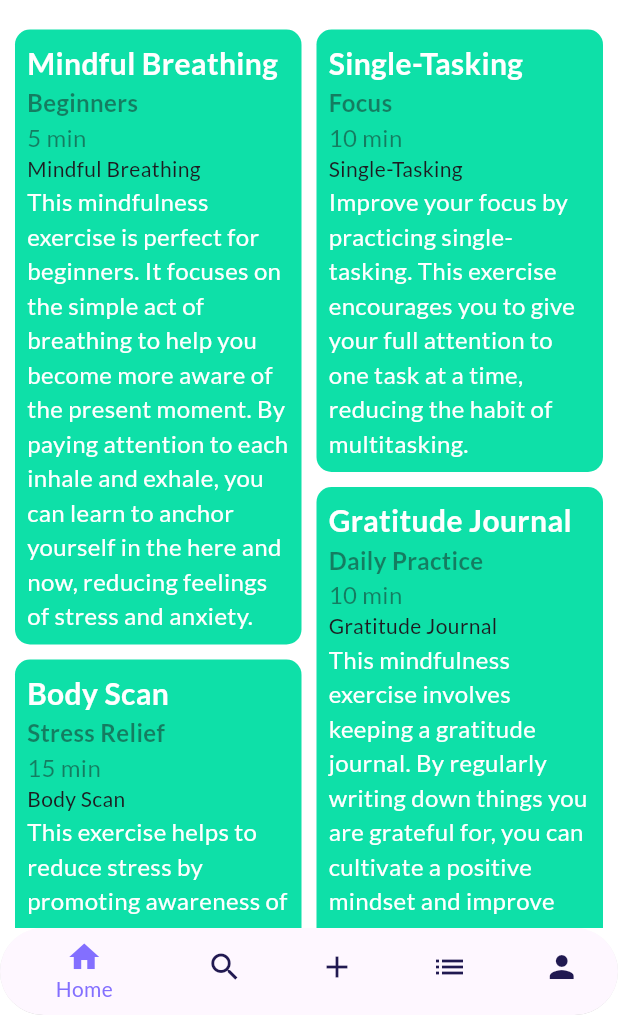
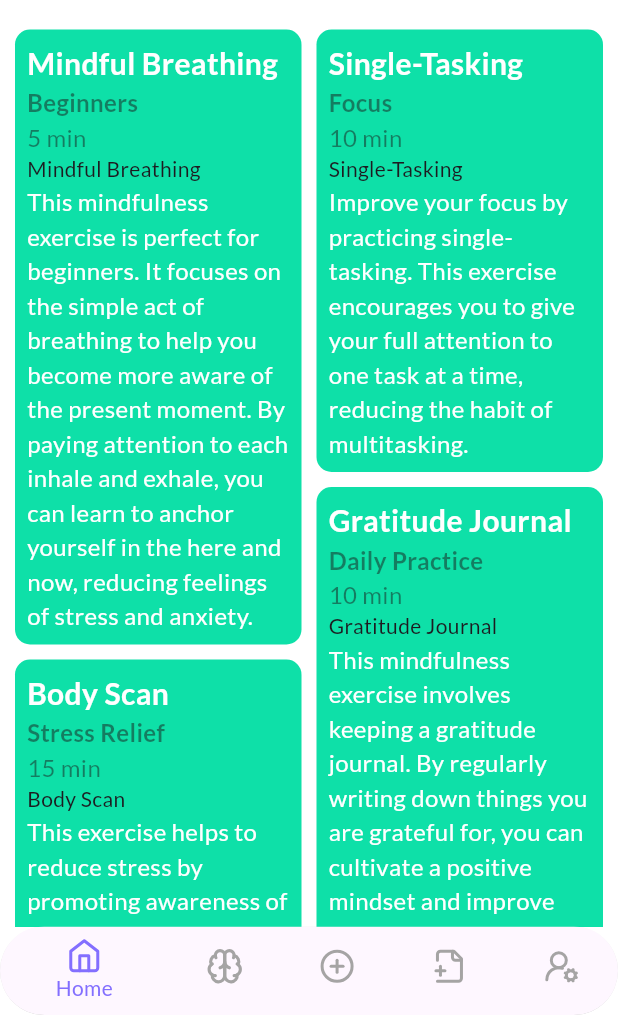
Before and after one commit to HGSChandeepa/Meditate, a Flutter app: the screen it shows after launch, after a tap on "All", after a tap on "Mindfulness", on a phone screen of 412 x 824 dp, the part 221-1236 px from its top. Run offline on Flutter 3.47's test engine with Material 3 defaults, Android fonts, the phone set to English and light mode, and no system bars; our stand-ins replace flutter_svg, go_router, google_fonts, hive, hive_flutter, image_picker and 1 more; accounts and stored records are empty.

Commit message:
Add SVG bottom nav icons

```diff
--- a/lib/main.dart
+++ b/lib/main.dart
@@ -36,12 +36,14 @@ void main() async {
       ],
 
       //initialize Hive
-      child: MyApp(),
+      child: const MyApp(),
     ),
   );
 }
 
 class MyApp extends StatelessWidget {
+  const MyApp({super.key});
+
   @override
   Widget build(BuildContext context) {
     return MaterialApp.router(
--- a/lib/pages/main_screen.dart
+++ b/lib/pages/main_screen.dart
@@ -1,4 +1,5 @@
 import 'package:flutter/material.dart';
+import 'package:flutter_svg/svg.dart';
 import 'package:meditation/pages/main_pages/create_custom_exercise.dart';
 import 'package:meditation/pages/main_pages/home_page.dart';
 import 'package:meditation/pages/main_pages/mindfull_exercise_page.dart';
@@ -15,9 +16,9 @@ class MyApp extends StatelessWidget {
 
   @override
   Widget build(BuildContext context) {
-    return MaterialApp(
+    return const MaterialApp(
       title: 'Flutter Demo',
-      home: const MainScreen(),
+      home: MainScreen(),
     );
   }
 }
@@ -57,25 +58,72 @@ class _MainScreenState extends State<MainScreen> {
         borderRadius: BorderRadius.circular(100),
         child: BottomNavigationBar(
           type: BottomNavigationBarType.shifting,
-          items: const <BottomNavigationBarItem>[
+          items: <BottomNavigationBarItem>[
             BottomNavigationBarItem(
-              icon: Icon(Icons.home),
+              icon: SvgPicture.asset(
+                'assets/icons/home.svg',
+                colorFilter: ColorFilter.mode(
+                  _selectedIndex == 0
+                      ? AppColors.primaryPurple
+                      : AppColors.primaryGrey,
+                  BlendMode.srcIn,
+                ),
+                semanticsLabel: 'My SVG Image',
+              ),
               label: 'Home',
             ),
             BottomNavigationBarItem(
-              icon: Icon(Icons.search),
+              icon: SvgPicture.asset(
+                'assets/icons/brain.svg',
+                colorFilter: ColorFilter.mode(
+                  _selectedIndex == 1
+                      ? AppColors.primaryPurple
+                      : AppColors.primaryGrey,
+                  BlendMode.srcIn,
+                ),
+                semanticsLabel: 'My SVG Image',
+                height: 25,
+                width: 25,
+              ),
               label: 'Mediation',
             ),
             BottomNavigationBarItem(
-              icon: Icon(Icons.add),
+              icon: SvgPicture.asset(
+                'assets/icons/circle-plus.svg',
+                colorFilter: ColorFilter.mode(
+                  _selectedIndex == 2
+                      ? AppColors.primaryPurple
+                      : AppColors.primaryGrey,
+                  BlendMode.srcIn,
+                ),
+                semanticsLabel: 'My SVG Image',
+              ),
               label: 'Create',
             ),
             BottomNavigationBarItem(
-              icon: Icon(Icons.list),
+              icon: SvgPicture.asset(
+                'assets/icons/file-plus-2.svg',
+                colorFilter: ColorFilter.mode(
+                  _selectedIndex == 3
+                      ? AppColors.primaryPurple
+                      : AppColors.primaryGrey,
+                  BlendMode.srcIn,
+                ),
+                semanticsLabel: 'My SVG Image',
+              ),
               label: 'Stats',
             ),
             BottomNavigationBarItem(
-              icon: Icon(Icons.person),
+              icon: SvgPicture.asset(
+                'assets/icons/user-round-cog.svg',
+                colorFilter: ColorFilter.mode(
+                  _selectedIndex == 4
+                      ? AppColors.primaryPurple
+                      : AppColors.primaryGrey,
+                  BlendMode.srcIn,
+                ),
+                semanticsLabel: 'My SVG Image',
+              ),
               label: 'Profile',
             ),
           ],
--- a/lib/providers/meditation_provider.dart
+++ b/lib/providers/meditation_provider.dart
@@ -1,6 +1,5 @@
 import 'package:flutter/material.dart';
 import 'package:meditation/models/meditation_model.dart';
-import 'package:meditation/services/meditation_service.dart';
 
 class MeditationProvider extends ChangeNotifier {
   List<MeditationContent> _allMeditationExerciese = [];
@@ -15,7 +14,7 @@ class MeditationProvider extends ChangeNotifier {
             "This guided meditation is designed to help you calm your mind and alleviate stress. Through deep breathing exercises and visualization techniques, you will learn to let go of tension and find a sense of inner peace. The meditation starts with a focus on your breath, allowing you to center yourself and become aware of the present moment. As you continue, you will be guided to visualize a peaceful place, helping you to further relax and release any stress you may be holding onto.",
         duration: 15,
         audioUrl: "https://example.com/audio/calm-your-mind.mp3",
-        videoUrl: "https://www.youtube.com/watch?v=YMx8Bbev6T4",
+        videoUrl: "https://www.youtube.com/watch?v=yJg-Y5byMMw",
       ),
       MeditationContent(
         category: "Focus",
@@ -23,7 +22,7 @@ class MeditationProvider extends ChangeNotifier {
         description:
             "This guided meditation aims to enhance your concentration and focus. It uses techniques such as mindful breathing and body scanning to help you clear your mind and reduce distractions. The session begins with a gentle reminder to sit comfortably and take deep breaths. Gradually, you will be guided through a series of exercises that encourage you to focus on different parts of your body, helping you to develop a heightened sense of awareness and concentration.",
         duration: 10,
-        videoUrl: "https://www.youtube.com/watch?v=YMx8Bbev6T4",
+        videoUrl: "https://www.youtube.com/watch?v=yJg-Y5byMMw",
         audioUrl: "https://example.com/audio/boost-your-concentration.mp3",
       ),
       MeditationContent(
@@ -32,7 +31,7 @@ class MeditationProvider extends ChangeNotifier {
         description:
             "This guided meditation is focused on helping you release anxiety and find a state of calm. You will be guided through breathing exercises and mental visualizations designed to reduce anxious thoughts and promote relaxation. The meditation includes affirmations and gentle reminders to help you stay present and let go of worries. By the end of the session, you should feel more grounded and at peace.",
         duration: 20,
-        videoUrl: "https://www.youtube.com/watch?v=YMx8Bbev6T4",
+        videoUrl: "https://www.youtube.com/watch?v=yJg-Y5byMMw",
         audioUrl: "https://example.com/audio/release-anxiety.mp3",
       ),
       MeditationContent(
@@ -41,7 +40,7 @@ class MeditationProvider extends ChangeNotifier {
         description:
             "This guided meditation is designed to help you fall into a deep and restful sleep. The meditation starts with a progressive relaxation technique, guiding you to relax each part of your body. As you become more relaxed, the meditation will take you on a peaceful journey through a serene landscape, helping you to let go of any remaining tension and drift off into sleep. The soothing voice and gentle background music create a calming atmosphere perfect for bedtime.",
         duration: 25,
-        videoUrl: "https://www.youtube.com/watch?v=YMx8Bbev6T4",
+        videoUrl: "https://www.youtube.com/watch?v=yJg-Y5byMMw",
         audioUrl: "https://example.com/audio/deep-sleep-journey.mp3",
       ),
       MeditationContent(
@@ -50,7 +49,7 @@ class MeditationProvider extends ChangeNotifier {
         description:
             "This guided meditation focuses on cultivating mindfulness and awareness in your daily life. Through a series of exercises, you will learn to observe your thoughts and feelings without judgment, bringing your attention to the present moment. The meditation includes mindful breathing, body scanning, and visualization techniques to help you develop a deeper connection with yourself and the world around you.",
         duration: 15,
-        videoUrl: "https://www.youtube.com/watch?v=YMx8Bbev6T4",
+        videoUrl: "https://www.youtube.com/watch?v=yJg-Y5byMMw",
         audioUrl: "https://example.com/audio/mindful-awareness.mp3",
       ),
       MeditationContent(
@@ -59,7 +58,7 @@ class MeditationProvider extends ChangeNotifier {
         description:
             "This guided meditation encourages you to cultivate a sense of gratitude. Through visualization and affirmations, you will be guided to reflect on the positive aspects of your life and express appreciation for them. The meditation helps you to focus on what you are grateful for, which can improve your overall mood and well-being. The session ends with a moment of silence to fully absorb the feelings of gratitude.",
         duration: 10,
-        videoUrl: "https://www.youtube.com/watch?v=YMx8Bbev6T4",
+        videoUrl: "https://www.youtube.com/watch?v=yJg-Y5byMMw",
         audioUrl: "https://example.com/audio/gratitude-practice.mp3",
       ),
       MeditationContent(
@@ -68,7 +67,7 @@ class MeditationProvider extends ChangeNotifier {
         description:
             "This guided meditation is designed to help you achieve deep relaxation through a body scan technique. You will be guided to focus on different parts of your body, releasing tension and stress as you go. The meditation helps you to become more aware of your body and its sensations, promoting a sense of calm and relaxation. By the end of the session, you should feel more relaxed and at ease.",
         duration: 15,
-        videoUrl: "https://www.youtube.com/watch?v=YMx8Bbev6T4",
+        videoUrl: "https://www.youtube.com/watch?v=yJg-Y5byMMw",
         audioUrl: "https://example.com/audio/body-scan-relaxation.mp3",
       ),
       MeditationContent(
@@ -77,13 +76,13 @@ class MeditationProvider extends ChangeNotifier {
         description:
             "This guided meditation focuses on cultivating loving-kindness and compassion for yourself and others. You will be guided through a series of affirmations and visualizations designed to open your heart and extend kindness to yourself and those around you. The meditation helps you to develop a deeper sense of empathy and connection, promoting feelings of love and compassion.",
         duration: 20,
-        videoUrl: "https://www.youtube.com/watch?v=YMx8Bbev6T4",
+        videoUrl: "https://www.youtube.com/watch?v=yJg-Y5byMMw",
         audioUrl: "https://example.com/audio/loving-kindness.mp3",
       ),
       MeditationContent(
         category: "Energy",
         name: "Morning Energizer",
-        videoUrl: "https://www.youtube.com/watch?v=YMx8Bbev6T4",
+        videoUrl: "https://www.youtube.com/watch?v=yJg-Y5byMMw",
         description:
             "This guided meditation is designed to energize you for the day ahead. It includes breathing exercises and visualizations to help you feel more awake and alert. The meditation encourages you to set positive intentions for the day and visualize yourself achieving your goals. By the end of the session, you should feel more energized and ready to take on the day.",
         duration: 10,
@@ -92,7 +91,7 @@ class MeditationProvider extends ChangeNotifier {
       MeditationContent(
         category: "Self-Acceptance",
         name: "Embrace Yourself",
-        videoUrl: "https://www.youtube.com/watch?v=YMx8Bbev6T4",
+        videoUrl: "https://www.youtube.com/watch?v=yJg-Y5byMMw",
         description:
             "This guided meditation focuses on self-acceptance and self-love. Through a series of affirmations and visualizations, you will be guided to appreciate and accept yourself just as you are. The meditation helps you to let go of self-criticism and embrace your unique qualities. By the end of the session, you should feel more confident and at peace with yourself.",
         duration: 15,
--- a/lib/providers/mindfull_exercise_provider.dart
+++ b/lib/providers/mindfull_exercise_provider.dart
@@ -1,8 +1,5 @@
-import 'dart:io';
-
 import 'package:flutter/material.dart';
 import 'package:meditation/models/mindfull_exercise_model.dart';
-import 'package:meditation/services/mindfull_exercise_service.dart';
 
 class MindfullExerciseProvider extends ChangeNotifier {
   List<MindfulnessExercise> _allMindfullExercises = [];
@@ -22,7 +19,7 @@ class MindfullExerciseProvider extends ChangeNotifier {
           "Repeat for the duration of the exercise."
         ],
         duration: 5,
-        instructionsUrl: "https://example.com/instructions/mindful-breathing",
+        instructionsUrl: "https://github.com/HGSChandeepa/Meditate",
         imagePath: "assets/images/mindfull.png",
       ),
       MindfulnessExercise(
@@ -38,8 +35,8 @@ class MindfullExerciseProvider extends ChangeNotifier {
         ],
         imagePath: "assets/images/mindfull.png",
         duration: 10,
-          instructionsUrl:
-              "https://example.com/instructions/gratitude-journal"),
+        instructionsUrl: "https://github.com/HGSChandeepa/Meditate",
+      ),
       MindfulnessExercise(
         category: "Stress Relief",
         name: "Body Scan",
@@ -53,7 +50,8 @@ class MindfullExerciseProvider extends ChangeNotifier {
           "Slowly move your attention up through your body, relaxing each part as you go."
         ],
         duration: 15,
-          instructionsUrl: "https://example.com/instructions/body-scan"),
+        instructionsUrl: "https://github.com/HGSChandeepa/Meditate",
+      ),
       MindfulnessExercise(
         category: "Focus",
         name: "Single-Tasking",
@@ -67,7 +65,8 @@ class MindfullExerciseProvider extends ChangeNotifier {
           "If your mind wanders, gently bring it back to the task at hand."
         ],
         duration: 10,
-          instructionsUrl: "https://example.com/instructions/single-tasking"),
+        instructionsUrl: "https://github.com/HGSChandeepa/Meditate",
+      ),
       MindfulnessExercise(
         category: "Anxiety Relief",
         imagePath: "assets/images/mindfull.png",
@@ -83,8 +82,8 @@ class MindfullExerciseProvider extends ChangeNotifier {
           "Identify one thing you can taste."
         ],
         duration: 10,
-          instructionsUrl:
-              "https://example.com/instructions/grounding-exercise"),
+        instructionsUrl: "https://github.com/HGSChandeepa/Meditate",
+      ),
       MindfulnessExercise(
         category: "Mindfulness",
         name: "Mindful Walking",
@@ -98,7 +97,8 @@ class MindfullExerciseProvider extends ChangeNotifier {
           "Focus on your breath and the rhythm of your movement."
         ],
         duration: 15,
-          instructionsUrl: "https://example.com/instructions/mindful-walking"),
+        instructionsUrl: "https://github.com/HGSChandeepa/Meditate",
+      ),
       MindfulnessExercise(
         category: "Self-Acceptance",
         imagePath: "assets/images/mindfull.png",
@@ -112,7 +112,8 @@ class MindfullExerciseProvider extends ChangeNotifier {
           "Extend these phrases to others: 'May you be happy. May you be healthy. May you be safe. May you live with ease.'"
         ],
         duration: 10,
-          instructionsUrl: "https://example.com/instructions/loving-kindness"),
+        instructionsUrl: "https://github.com/HGSChandeepa/Meditate",
+      ),
       MindfulnessExercise(
         category: "Relaxation",
         name: "Progressive Muscle Relaxation",
@@ -126,8 +127,8 @@ class MindfullExerciseProvider extends ChangeNotifier {
           "Move up through your body, tensing and relaxing each muscle group."
         ],
         duration: 15,
-          instructionsUrl:
-              "https://example.com/instructions/progressive-muscle-relaxation"),
+        instructionsUrl: "https://github.com/HGSChandeepa/Meditate",
+      ),
       MindfulnessExercise(
         category: "Energy",
         name: "Morning Stretch",
@@ -141,7 +142,8 @@ class MindfullExerciseProvider extends ChangeNotifier {
           "Hold each stretch for a few breaths, focusing on the sensations in your body."
         ],
         duration: 5,
-          instructionsUrl: "https://example.com/instructions/morning-stretch"),
+        instructionsUrl: "https://github.com/HGSChandeepa/Meditate",
+      ),
       MindfulnessExercise(
         category: "Creativity",
         imagePath: "assets/images/mindfull.png",
@@ -155,7 +157,8 @@ class MindfullExerciseProvider extends ChangeNotifier {
           "If your mind wanders, gently bring your attention back to the drawing."
         ],
         duration: 10,
-          instructionsUrl: "https://example.com/instructions/mindful-drawing"),
+        instructionsUrl: "https://github.com/HGSChandeepa/Meditate",
+      ),
     ];
 
     mindfullExercise = List.from(_allMindfullExercises);
--- a/lib/providers/sleep_content_provider.dart
+++ b/lib/providers/sleep_content_provider.dart
@@ -1,6 +1,5 @@
 import 'package:flutter/material.dart';
 import 'package:meditation/models/sleep_content_model.dart';
-import 'package:meditation/services/sleep_exercise_service.dart';
 
 class SleepContentProvider extends ChangeNotifier {
   List<SleepContent> _allSleepContents = [];
--- a/lib/utils/colors.dart
+++ b/lib/utils/colors.dart
@@ -4,7 +4,7 @@ class AppColors {
   // main colors
   static const Color primaryBlack = Color(0xFF1A1A1A);
   static const Color primaryWhite = Color.fromARGB(255, 255, 255, 255);
-  static const Color primaryGrey = Color(0xFFE5E5E5);
+  static const Color primaryGrey = Color.fromARGB(255, 165, 164, 164);
   static const Color primaryDarkBlue = Color(0xFF211951);
   static const Color primaryPurple = Color(0xFF836FFF);
   static const Color primaryGreen = Color.fromARGB(255, 14, 224, 168);
--- a/pubspec.yaml
+++ b/pubspec.yaml
@@ -43,6 +43,7 @@ dependencies:
   url_launcher: ^6.2.6
   image_picker: ^1.1.2
   google_fonts: ^6.2.1
+  flutter_svg: ^2.0.10+1
 
 dev_dependencies:
   flutter_test:
@@ -70,6 +71,7 @@ flutter:
   # To add assets to your application, add an assets section, like this:
   assets:
     - assets/images/
+    - assets/icons/
 
   # An image asset can refer to one or more resolution-specific "variants", see
   # https://flutter.dev/assets-and-images/#resolution-aware
```
Also changed, not shown: lib/pages/functions_page.dart (+26 -5 lines), lib/pages/main_pages/home_page.dart (+49 -11 lines), lib/pages/main_pages/profile_page.dart (+12 -4 lines), lib/pages/mindfull_exercise_details_page.dart (+33 -4 lines), assets/icons/brain.svg (added), assets/icons/circle-plus.svg (added), assets/icons/file-plus-2.svg (added), assets/icons/home.svg (added), assets/icons/user-round-cog.svg (added), pubspec.lock. Lines whose indentation alone changed are shown as unchanged.
